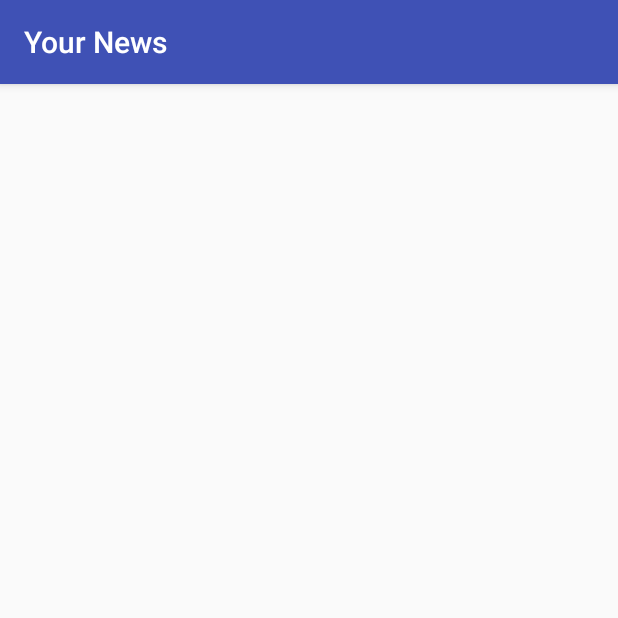
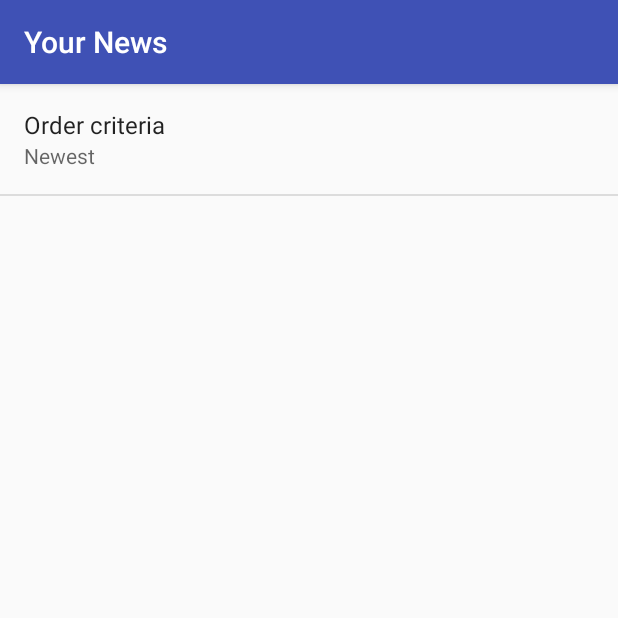
Before and after one commit to Melsara/YourNewsApp, an Android app: the screen it shows after launch (SettingsActivity), in the options menu, after a tap on "Settings", on a phone screen of 412 x 824 dp, the top half of it. Run offline under Robolectric (Android 15) with nearby library versions, the phone set to English and light mode, and no system bars; pictures from the network do not load.

Commit message:
Adding orderBy preference setting.

```diff
--- a/app/src/main/java/eu/escapeadvisor/yournews/MainActivity.java
+++ b/app/src/main/java/eu/escapeadvisor/yournews/MainActivity.java
@@ -4,11 +4,13 @@ import android.app.LoaderManager;
 import android.content.Context;
 import android.content.Intent;
 import android.content.Loader;
+import android.content.SharedPreferences;
 import android.content.pm.PackageManager;
 import android.content.pm.ResolveInfo;
 import android.net.ConnectivityManager;
 import android.net.NetworkInfo;
 import android.net.Uri;
+import android.preference.PreferenceManager;
 import android.support.v7.app.AppCompatActivity;
 import android.os.Bundle;
 import android.util.Log;
@@ -29,7 +31,7 @@ public class MainActivity extends AppCompatActivity implements LoaderManager.Loa
     private TextView emptyView;
     private ImageView emptyImage;
     static final String URL_KEY =
-            "https://content.guardianapis.com/search?order-by=newest&section=technology&page-size=20&api-key=test&show-fields=thumbnail&show-tags=contributor";
+            "https://content.guardianapis.com/search";
     private ArticleAdapter mAdapter;
     private static int ARTICLE_LOADER_ID = 1;
     public static final String LOG_TAG = MainActivity.class.getName();
@@ -103,8 +105,27 @@ public class MainActivity extends AppCompatActivity implements LoaderManager.Loa
 
     @Override
     public Loader<List<Article>> onCreateLoader(int i, Bundle bundle) {
-        Log.i("onCreateLoader()", "onCreateLoader() was called");
-        return new ArticleLoader(this, URL_KEY);
+
+        SharedPreferences sharedPrefs = PreferenceManager.getDefaultSharedPreferences(this);
+
+        String orderBy = sharedPrefs.getString(
+                getString(R.string.settings_order_by_key),
+                getString(R.string.settings_order_by_default)
+        );
+
+        Uri baseUri = Uri.parse(URL_KEY);
+
+        Uri.Builder uriBuilder = baseUri.buildUpon();
+
+        uriBuilder.appendQueryParameter("api-key", "test");
+        uriBuilder.appendQueryParameter("section", "technology");
+        uriBuilder.appendQueryParameter("show-fields", "thumbnail");
+        uriBuilder.appendQueryParameter("show-tags", "contributor");
+        uriBuilder.appendQueryParameter("orderby", orderBy);
+
+        Log.i("onCreateLoader()", "onCreateLoader() was called and this was the URL" + uriBuilder.toString());
+
+        return new ArticleLoader(this, uriBuilder.toString());
 
     }
 
--- a/app/src/main/java/eu/escapeadvisor/yournews/SettingsActivity.java
+++ b/app/src/main/java/eu/escapeadvisor/yournews/SettingsActivity.java
@@ -1,7 +1,11 @@
 package eu.escapeadvisor.yournews;
 
+import android.content.SharedPreferences;
 import android.os.Bundle;
+import android.preference.ListPreference;
+import android.preference.Preference;
 import android.preference.PreferenceFragment;
+import android.preference.PreferenceManager;
 import android.support.v7.app.AppCompatActivity;
 
 public class SettingsActivity extends AppCompatActivity {
@@ -12,7 +16,39 @@ public class SettingsActivity extends AppCompatActivity {
         setContentView(R.layout.settings_activity);
     }
 
-    public static class ArticlePreferenceFragment extends PreferenceFragment {
+        public static class ArticlePreferenceFragment extends PreferenceFragment
+            implements Preference.OnPreferenceChangeListener {
+        @Override
+        public void onCreate(Bundle savedInstanceState) {
+            super.onCreate(savedInstanceState);
+            addPreferencesFromResource(R.xml.settings_main);
+            Preference orderBy = findPreference(getString(R.string.settings_order_by_key));
+            bindPreferenceSummaryToValue(orderBy);
+        }
 
+        private void bindPreferenceSummaryToValue(Preference preference) {
+            preference.setOnPreferenceChangeListener(this);
+            SharedPreferences preferences = PreferenceManager.getDefaultSharedPreferences(preference.getContext());
+            String preferenceString = preferences.getString(preference.getKey(), "");
+            onPreferenceChange(preference, preferenceString);
+        }
+
+        @Override
+        public boolean onPreferenceChange(Preference preference, Object value) {
+            String stringValue = value.toString();
+
+            if(preference instanceof ListPreference) {
+                ListPreference listPreference = (ListPreference) preference;
+                int prefIndex = listPreference.findIndexOfValue(stringValue);
+                if (prefIndex >= 0) {
+                    CharSequence [] labels = listPreference.getEntries();
+                    preference.setSummary(labels[prefIndex]);
+                }
+            } else {
+                preference.setSummary(stringValue);
+            }
+
+            return true;
+        }
     }
 }
--- /dev/null
+++ b/app/src/main/res/values/arrays.xml
@@ -0,0 +1,15 @@
+<?xml version="1.0" encoding="utf-8"?>
+<resources>
+    <string-array name="settings_order_by_criteria_values">
+        <item>@string/settings_order_by_newest_value</item>
+        <item>@string/settings_order_by_oldest_value</item>
+        <item>@string/settings_order_by_relevance_value</item>
+    </string-array>
+
+    <string-array name="settings_order_by_criteria_labels">
+        <item>@string/settings_order_by_newest_label</item>
+        <item>@string/settings_order_by_oldest_label</item>
+        <item>@string/settings_order_by_relevance_label</item>
+    </string-array>
+
+</resources>
--- a/app/src/main/res/values/strings.xml
+++ b/app/src/main/res/values/strings.xml
@@ -6,4 +6,13 @@
     <string name="no_info">No info available</string>
     <string name="settings_menu_item">Settings</string>
     <string name="settings_title">Your News Settings</string>
+    <string name="settings_order_by_label">Order criteria</string>
+    <string name="settings_order_by_key" translatable="false">order_by</string>
+    <string name="settings_order_by_default" translatable="false">@string/settings_order_by_newest_value</string>
+    <string name="settings_order_by_newest_label">Newest</string>
+    <string name="settings_order_by_newest_value" translatable="false">newest</string>
+    <string name="settings_order_by_oldest_label">Oldest</string>
+    <string name="settings_order_by_oldest_value" translatable="false">oldest</string>
+    <string name="settings_order_by_relevance_label">Relevance</string>
+    <string name="settings_order_by_relevance_value" translatable="false">relevance</string>
 </resources>
--- /dev/null
+++ b/app/src/main/res/xml/settings_main.xml
@@ -0,0 +1,9 @@
+<?xml version="1.0" encoding="utf-8"?>
+<PreferenceScreen xmlns:android="http://schemas.android.com/apk/res/android">
+    <ListPreference
+        android:defaultValue="@string/settings_order_by_default"
+        android:entries="@array/settings_order_by_criteria_labels"
+        android:entryValues="@array/settings_order_by_criteria_values"
+        android:key="@string/settings_order_by_key"
+        android:title="@string/settings_order_by_label" />
+</PreferenceScreen>
```
